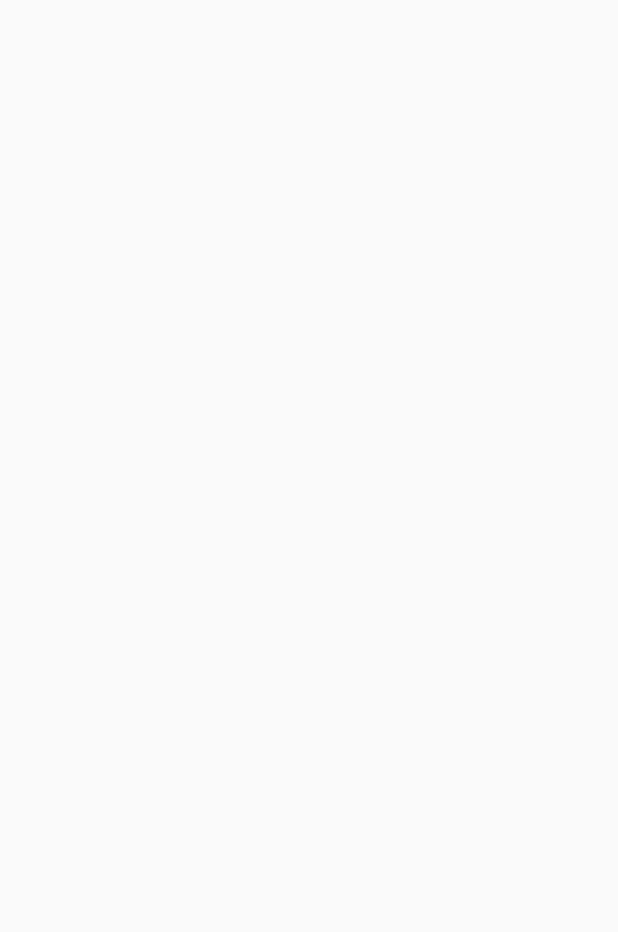
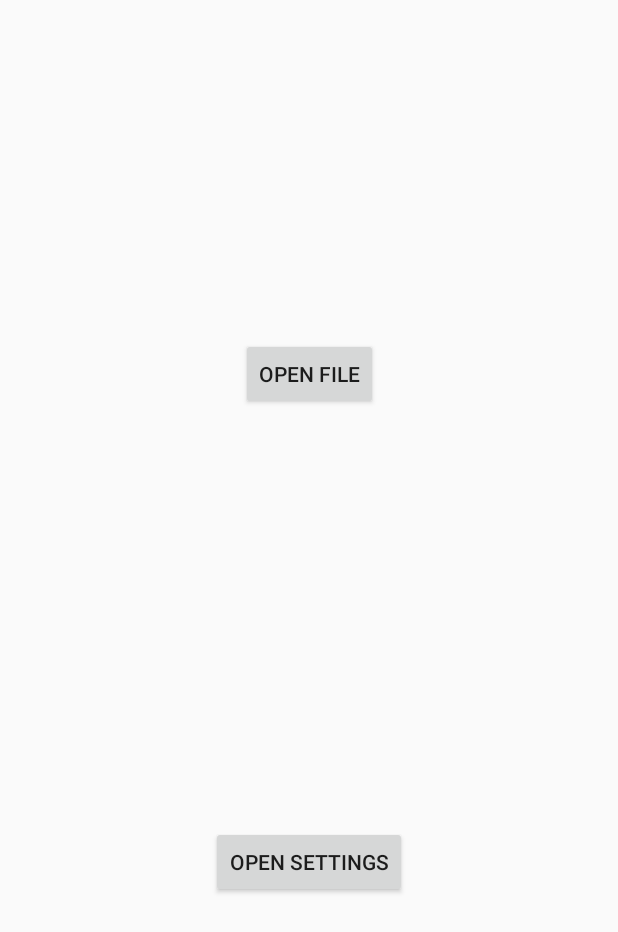
Before and after one commit to code-yeongyu/phone_code_pc, an Android app: the MainActivity screen opened directly, with no data from a screen before it, on a phone screen of 412 x 824 dp. Before the commit the part shown is empty. Shown: the top 932 px of the screen. Run offline under Robolectric (Android 15) with nearby library versions, the phone set to English and light mode, and no system bars.

Commit message:
Add: buttons for enter settings and open file

```diff
--- a/app/src/main/res/layout/activity_main.xml
+++ b/app/src/main/res/layout/activity_main.xml
@@ -6,18 +6,28 @@
     android:layout_height="match_parent"
     tools:context="exlock.phonecode_pc.MainActivity">
 
-    <ScrollView
-        android:layout_width="match_parent"
-        android:layout_height="match_parent">
+    <Button
+        android:id="@+id/openFileButton"
+        android:layout_width="wrap_content"
+        android:layout_height="wrap_content"
+        android:layout_marginEnd="8dp"
+        android:layout_marginStart="8dp"
+        android:layout_marginTop="225dp"
+        android:text="@string/open_file"
+        app:layout_constraintEnd_toEndOf="parent"
+        app:layout_constraintStart_toStartOf="parent"
+        app:layout_constraintTop_toTopOf="parent" />
 
-        <LinearLayout
-            android:id="@+id/codeLinear"
-            android:layout_width="match_parent"
-            android:layout_height="wrap_content"
-            android:orientation="vertical">
-
-        </LinearLayout>
-
-    </ScrollView>
+    <Button
+        android:id="@+id/openSettingButton"
+        android:layout_width="wrap_content"
+        android:layout_height="wrap_content"
+        android:layout_marginBottom="225dp"
+        android:layout_marginEnd="8dp"
+        android:layout_marginStart="8dp"
+        android:text="@string/open_settings"
+        app:layout_constraintBottom_toBottomOf="parent"
+        app:layout_constraintEnd_toEndOf="parent"
+        app:layout_constraintStart_toStartOf="parent" />
 
 </android.support.constraint.ConstraintLayout>
```
